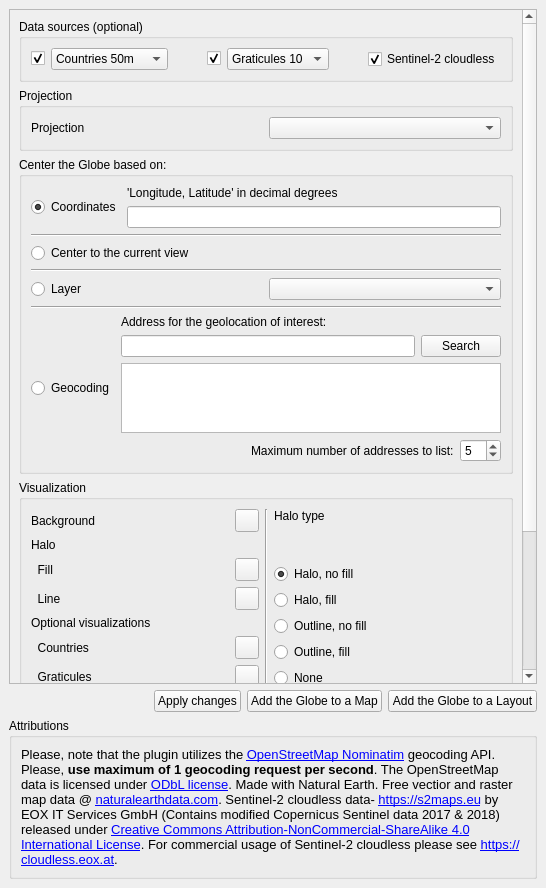
This is GlobeBuilder/resources/ui/globe_builder_dockwidget_base.ui in majaes/Map2Globe as Qt 5 draws it before an edit. The edited form follows.
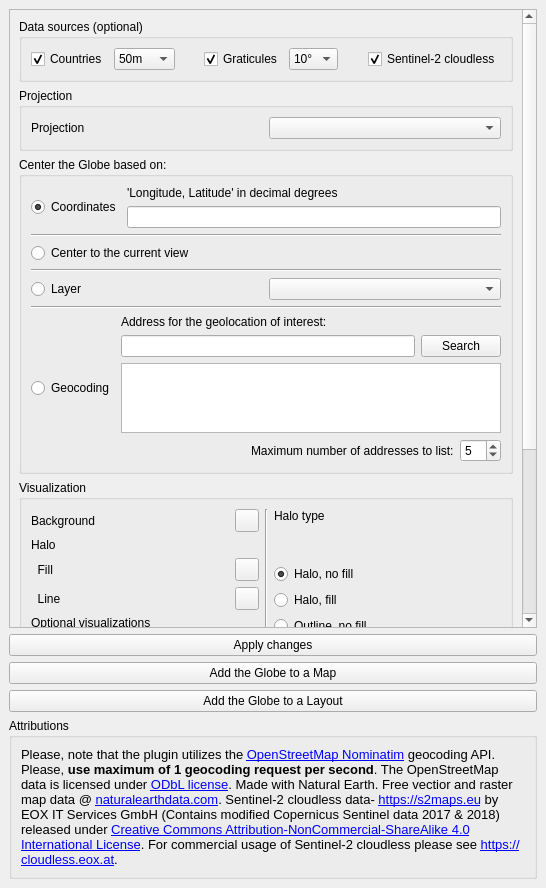
This is the edited form. Custom widgets are drawn as their Qt base class.

Commit message: Fix panel minimum width, label Countries/Graticules checkboxes, sync harness CRS (v0.7.4)

Patch:
```diff
--- a/GlobeBuilder/resources/ui/globe_builder_dockwidget_base.ui
+++ b/GlobeBuilder/resources/ui/globe_builder_dockwidget_base.ui
@@ -56,7 +56,7 @@
                    <item>
                     <widget class="QCheckBox" name="checkBoxCountries">
                      <property name="text">
-                      <string/>
+                      <string>Countries</string>
                      </property>
                      <property name="checked">
                       <bool>true</bool>
@@ -67,12 +67,12 @@
                     <widget class="QComboBox" name="comboBoxCountries">
                      <item>
                       <property name="text">
-                       <string>Countries 50m</string>
+                       <string>50m</string>
                       </property>
                      </item>
                      <item>
                       <property name="text">
-                       <string>Countries 110m</string>
+                       <string>110m</string>
                       </property>
                      </item>
                     </widget>
@@ -93,7 +93,7 @@
                    <item>
                     <widget class="QCheckBox" name="checkBoxGraticules">
                      <property name="text">
-                      <string/>
+                      <string>Graticules</string>
                      </property>
                      <property name="checked">
                       <bool>true</bool>
@@ -104,27 +104,27 @@
                     <widget class="QComboBox" name="comboBoxGraticules">
                      <item>
                       <property name="text">
-                       <string>Graticules 10</string>
+                       <string>10°</string>
                       </property>
                      </item>
                      <item>
                       <property name="text">
-                       <string>Graticules 2</string>
+                       <string>2°</string>
                       </property>
                      </item>
                      <item>
                       <property name="text">
-                       <string>Graticules 5</string>
+                       <string>5°</string>
                       </property>
                      </item>
                      <item>
                       <property name="text">
-                       <string>Graticules 20</string>
+                       <string>20°</string>
                       </property>
                      </item>
                      <item>
                       <property name="text">
-                       <string>Graticules 30</string>
+                       <string>30°</string>
                       </property>
                      </item>
                     </widget>
@@ -703,20 +703,7 @@
        </widget>
       </item>
       <item>
-       <layout class="QHBoxLayout" name="horizontalLayout_3">
-        <item>
-         <spacer name="horizontalSpacer">
-          <property name="orientation">
-           <enum>Qt::Horizontal</enum>
-          </property>
-          <property name="sizeHint" stdset="0">
-           <size>
-            <width>40</width>
-            <height>20</height>
-           </size>
-          </property>
-         </spacer>
-        </item>
+       <layout class="QVBoxLayout" name="horizontalLayout_3">
         <item>
          <widget class="QPushButton" name="pushButtonApplyVisualizations">
           <property name="text">
```
The commit also changes 5 other files.
